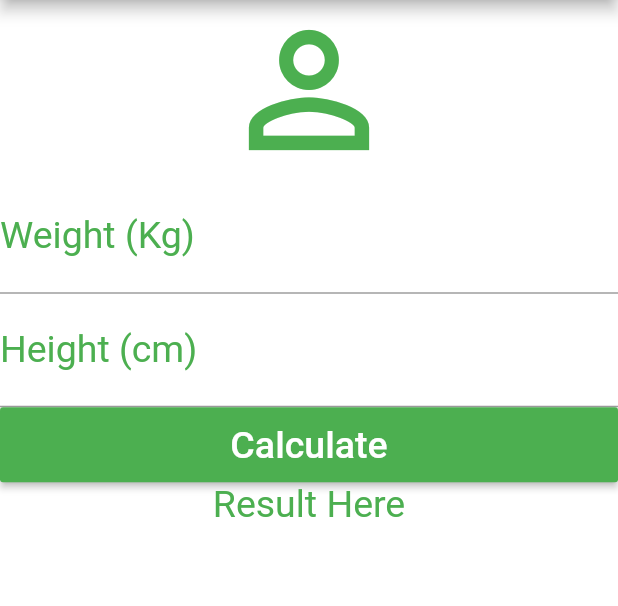
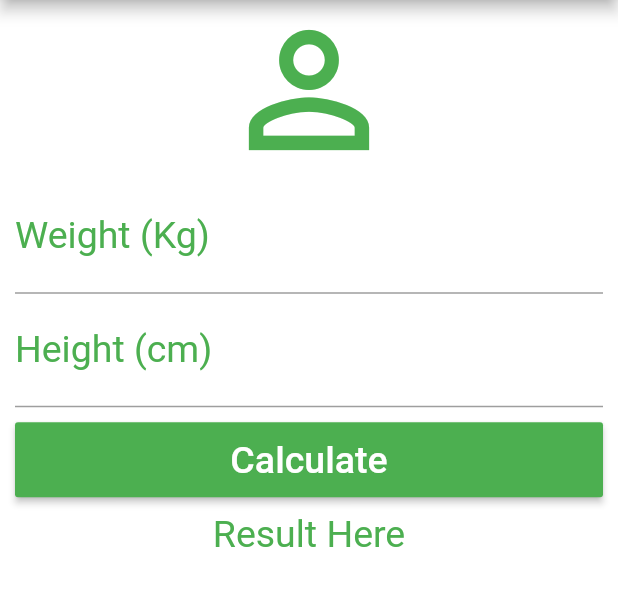
Before and after one commit to hedravBands/FlutterExcs16Apps, a Flutter app: the screen it shows after launch, on a phone screen of 412 x 824 dp, the part 84-690 px from its top. Run offline on Flutter 3.47's test engine with Material 2 defaults, Android fonts, the phone set to English and light mode, and no system bars.

Commit message:
layout ready

```diff
--- a/02_BMI_calculator/lib/main.dart
+++ b/02_BMI_calculator/lib/main.dart
@@ -29,6 +29,7 @@ class _HomeState extends State<Home> {
         ),
         backgroundColor: Colors.white,
         body: SingleChildScrollView(
+          padding: EdgeInsets.fromLTRB(10.0, 0.0, 10.0, 0.0),
           child:
             Column(
               crossAxisAlignment: CrossAxisAlignment.stretch,
@@ -52,7 +53,9 @@ class _HomeState extends State<Home> {
                   textAlign: TextAlign.center,
                   style: TextStyle(color: Colors.green, fontSize: 25.0),
                 ),
-                Container(
+                Padding(
+                padding: EdgeInsets.only(top: 10.0, bottom: 10.0),
+                  child: Container(
                       height: 50.0,
                       child:
                       RaisedButton(
@@ -64,6 +67,7 @@ class _HomeState extends State<Home> {
                         ),
                       )
                   ),
+                ),
                 Text("Result Here", textAlign: TextAlign.center,
                   style: TextStyle(color: Colors.green, fontSize: 25.0),)
               ],
```
Lines whose indentation alone changed are shown as unchanged.
